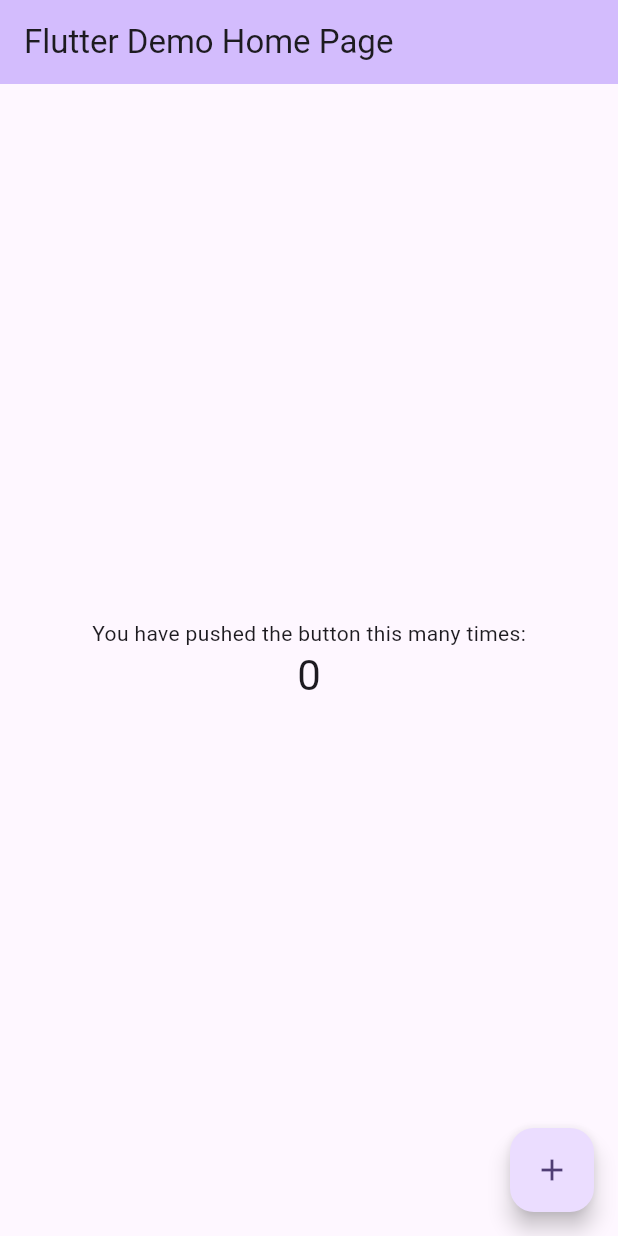
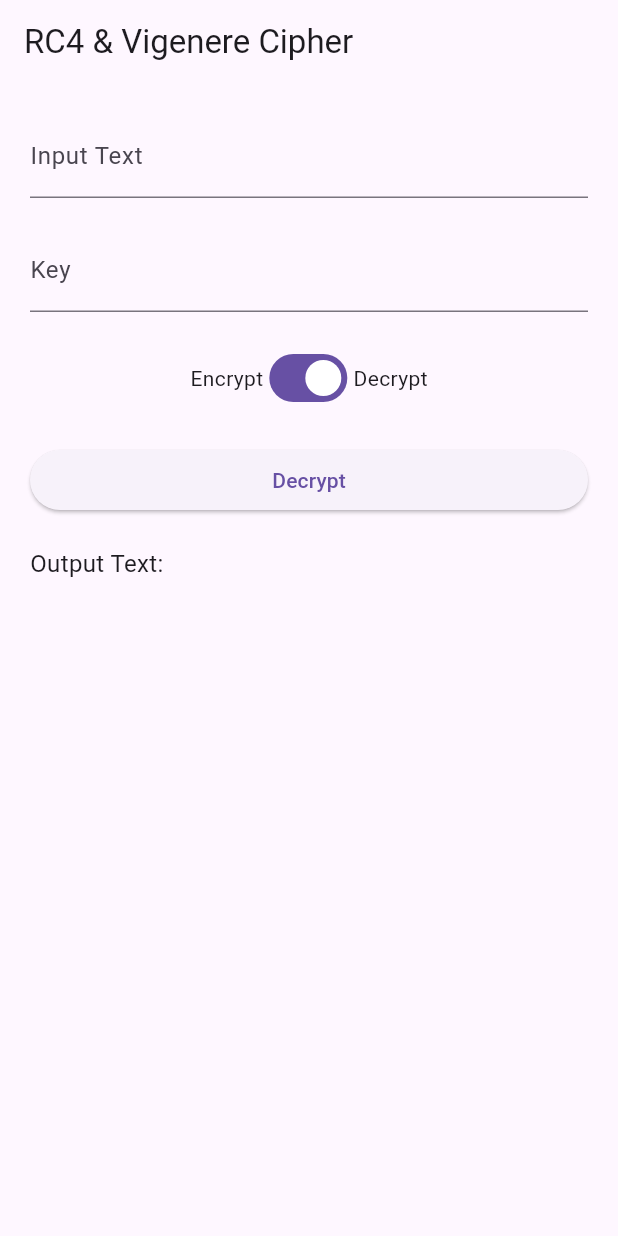
Before and after one commit to gibranfsh/tugas-1-kriptografi-koding-modified-cipher, a Flutter app: the screen it shows after launch, on a phone screen of 412 x 824 dp. Run offline on Flutter 3.47's test engine with Material 3 defaults, Android fonts, the phone set to English and light mode, and no system bars.

Commit message:
feat: text encrypt & decrypt

```diff
--- a/lib/main.dart
+++ b/lib/main.dart
@@ -1,125 +1,127 @@
+import 'dart:convert';
 import 'package:flutter/material.dart';
+import 'package:tugas_2_kriptografi_koding/src/ExtendedVigenereCipher.dart';
+import 'package:tugas_2_kriptografi_koding/src/rc4.dart';
 
 void main() {
-  runApp(const MyApp());
+  runApp(MyApp());
 }
 
 class MyApp extends StatelessWidget {
-  const MyApp({super.key});
-
-  // This widget is the root of your application.
   @override
   Widget build(BuildContext context) {
     return MaterialApp(
-      title: 'Flutter Demo',
+      title: 'RC4 & Vigenere Cipher',
       theme: ThemeData(
-        // This is the theme of your application.
-        //
-        // TRY THIS: Try running your application with "flutter run". You'll see
-        // the application has a purple toolbar. Then, without quitting the app,
-        // try changing the seedColor in the colorScheme below to Colors.green
-        // and then invoke "hot reload" (save your changes or press the "hot
-        // reload" button in a Flutter-supported IDE, or press "r" if you used
-        // the command line to start the app).
-        //
-        // Notice that the counter didn't reset back to zero; the application
-        // state is not lost during the reload. To reset the state, use hot
-        // restart instead.
-        //
-        // This works for code too, not just values: Most code changes can be
-        // tested with just a hot reload.
-        colorScheme: ColorScheme.fromSeed(seedColor: Colors.deepPurple),
-        useMaterial3: true,
+        primarySwatch: Colors.blue,
       ),
-      home: const MyHomePage(title: 'Flutter Demo Home Page'),
+      home: EncryptionScreen(),
     );
   }
 }
 
-class MyHomePage extends StatefulWidget {
-  const MyHomePage({super.key, required this.title});
-
-  // This widget is the home page of your application. It is stateful, meaning
-  // that it has a State object (defined below) that contains fields that affect
-  // how it looks.
-
-  // This class is the configuration for the state. It holds the values (in this
-  // case the title) provided by the parent (in this case the App widget) and
-  // used by the build method of the State. Fields in a Widget subclass are
-  // always marked "final".
-
-  final String title;
-
+class EncryptionScreen extends StatefulWidget {
   @override
-  State<MyHomePage> createState() => _MyHomePageState();
+  _EncryptionScreenState createState() => _EncryptionScreenState();
 }
 
-class _MyHomePageState extends State<MyHomePage> {
-  int _counter = 0;
-
-  void _incrementCounter() {
-    setState(() {
-      // This call to setState tells the Flutter framework that something has
-      // changed in this State, which causes it to rerun the build method below
-      // so that the display can reflect the updated values. If we changed
-      // _counter without calling setState(), then the build method would not be
-      // called again, and so nothing would appear to happen.
-      _counter++;
-    });
-  }
+class _EncryptionScreenState extends State<EncryptionScreen> {
+  String _inputText = '';
+  String _outputText = '';
+  String _key = '';
+  bool _isEncryptMode = true;
 
   @override
   Widget build(BuildContext context) {
-    // This method is rerun every time setState is called, for instance as done
-    // by the _incrementCounter method above.
-    //
-    // The Flutter framework has been optimized to make rerunning build methods
-    // fast, so that you can just rebuild anything that needs updating rather
-    // than having to individually change instances of widgets.
     return Scaffold(
       appBar: AppBar(
-        // TRY THIS: Try changing the color here to a specific color (to
-        // Colors.amber, perhaps?) and trigger a hot reload to see the AppBar
-        // change color while the other colors stay the same.
-        backgroundColor: Theme.of(context).colorScheme.inversePrimary,
-        // Here we take the value from the MyHomePage object that was created by
-        // the App.build method, and use it to set our appbar title.
-        title: Text(widget.title),
+        title: Text('RC4 & Vigenere Cipher'),
       ),
-      body: Center(
-        // Center is a layout widget. It takes a single child and positions it
-        // in the middle of the parent.
+      body: Padding(
+        padding: EdgeInsets.all(20.0),
         child: Column(
-          // Column is also a layout widget. It takes a list of children and
-          // arranges them vertically. By default, it sizes itself to fit its
-          // children horizontally, and tries to be as tall as its parent.
-          //
-          // Column has various properties to control how it sizes itself and
-          // how it positions its children. Here we use mainAxisAlignment to
-          // center the children vertically; the main axis here is the vertical
-          // axis because Columns are vertical (the cross axis would be
-          // horizontal).
-          //
-          // TRY THIS: Invoke "debug painting" (choose the "Toggle Debug Paint"
-          // action in the IDE, or press "p" in the console), to see the
-          // wireframe for each widget.
-          mainAxisAlignment: MainAxisAlignment.center,
-          children: <Widget>[
-            const Text(
-              'You have pushed the button this many times:',
+          crossAxisAlignment: CrossAxisAlignment.stretch,
+          children: [
+            TextField(
+              decoration: InputDecoration(
+                labelText: 'Input Text',
+              ),
+              onChanged: (text) {
+                setState(() {
+                  _inputText = text;
+                });
+              },
             ),
+            SizedBox(height: 20.0),
+            TextField(
+              decoration: InputDecoration(
+                labelText: 'Key',
+              ),
+              onChanged: (text) {
+                setState(() {
+                  _key = text;
+                });
+              },
+            ),
+            SizedBox(height: 20.0),
+            Row(
+              mainAxisAlignment: MainAxisAlignment.center,
+              children: [
+                Text('Encrypt'),
+                Switch(
+                  value: _isEncryptMode,
+                  onChanged: (value) {
+                    setState(() {
+                      _isEncryptMode = value;
+                    });
+                  },
+                ),
+                Text('Decrypt'),
+              ],
+            ),
+            SizedBox(height: 20.0),
+            ElevatedButton(
+              onPressed: () {
+                if (!_isEncryptMode) {
+                  _encrypt();
+                } else {
+                  _decrypt();
+                }
+              },
+              child: Text(!_isEncryptMode ? 'Encrypt' : 'Decrypt'),
+            ),
+            SizedBox(height: 20.0),
             Text(
-              '$_counter',
-              style: Theme.of(context).textTheme.headlineMedium,
+              'Output Text: $_outputText',
+              style: TextStyle(fontSize: 16.0),
             ),
           ],
         ),
       ),
-      floatingActionButton: FloatingActionButton(
-        onPressed: _incrementCounter,
-        tooltip: 'Increment',
-        child: const Icon(Icons.add),
-      ), // This trailing comma makes auto-formatting nicer for build methods.
     );
   }
+
+  void _encrypt() {
+    List<int> plaintext = utf8.encode(_inputText);
+    List<int> key = utf8.encode(_key);
+    ModifiedRC4 rc4 = ModifiedRC4(key);
+    List<int> rc4Encrypted = rc4.encrypt(plaintext);
+    ExtendedVigenereCipher extendedVigenereCipher = ExtendedVigenereCipher(_key);
+    List<int> vigenereEncrypted = extendedVigenereCipher.encrypt(rc4Encrypted);
+    setState(() {
+      _outputText = base64Encode(vigenereEncrypted);
+    });
+  }
+
+  void _decrypt() {
+    List<int> ciphertext = base64Decode(_inputText);
+    List<int> key = utf8.encode(_key);
+    ExtendedVigenereCipher extendedVigenereCipher = ExtendedVigenereCipher(_key);
+    List<int> vigenereDecrypted = extendedVigenereCipher.decrypt(ciphertext);
+    ModifiedRC4 rc4 = ModifiedRC4(key);
+    List<int> plaintext = rc4.decrypt(vigenereDecrypted);
+    setState(() {
+      _outputText = utf8.decode(plaintext);
+    });
+  }
 }
--- /dev/null
+++ b/lib/src/ExtendedVigenereCipher.dart
@@ -0,0 +1,32 @@
+export 'ExtendedVigenereCipher.dart';
+
+class ExtendedVigenereCipher {
+  String _key;
+
+  ExtendedVigenereCipher(this._key);
+
+  List<int> encrypt(List<int> plaintext) {
+    List<int> ciphertext = [];
+    for (int i = 0; i < plaintext.length; i++) {
+      int keyIndex = i % _key.length;
+      int key = _key.codeUnitAt(keyIndex);
+      int encryptedByte = (plaintext[i] + key) % 256;
+      ciphertext.add(encryptedByte);
+    }
+    return ciphertext;
+  }
+
+  List<int> decrypt(List<int> ciphertext) {
+    List<int> plaintext = [];
+    for (int i = 0; i < ciphertext.length; i++) {
+      int keyIndex = i % _key.length;
+      int key = _key.codeUnitAt(keyIndex);
+      int decryptedByte = (ciphertext[i] - key) % 256;
+      if (decryptedByte < 0) {
+        decryptedByte += 256;
+      }
+      plaintext.add(decryptedByte);
+    }
+    return plaintext;
+  }
+}
--- /dev/null
+++ b/lib/src/rc4.dart
@@ -0,0 +1,44 @@
+export 'rc4.dart';
+class ModifiedRC4 {
+  List<int> _key;
+  late List<int> _state;
+
+  int _i = 0;
+  int _j = 0;
+
+  ModifiedRC4(this._key) {
+    _state = List<int>.generate(256, (i) => i);
+    int j = 0;
+    for (int i = 0; i < 256; i++) {
+      j = (j + _state[i] + _key[i % _key.length]) % 256;
+      _swap(i, j);
+    }
+  }
+
+  void _swap(int i, int j) {
+    int temp = _state[i];
+    _state[i] = _state[j];
+    _state[j] = temp;
+  }
+
+  int _generateKeyStream() {
+    _i = (_i + 1) % 256;
+    _j = (_j + _state[_i]) % 256;
+    _swap(_i, _j);
+    return _state[(_state[_i] + _state[_j]) % 256];
+  }
+
+  List<int> encrypt(List<int> plaintext) {
+    List<int> ciphertext = [];
+    for (int i = 0; i < plaintext.length; i++) {
+      int keystream = _generateKeyStream();
+      ciphertext.add(plaintext[i] ^ keystream);
+    }
+    return ciphertext;
+  }
+
+  List<int> decrypt(List<int> ciphertext) {
+    // Decryption is the same as encryption
+    return encrypt(ciphertext);
+  }
+}
```
Also changed, not shown: 1 other file.
